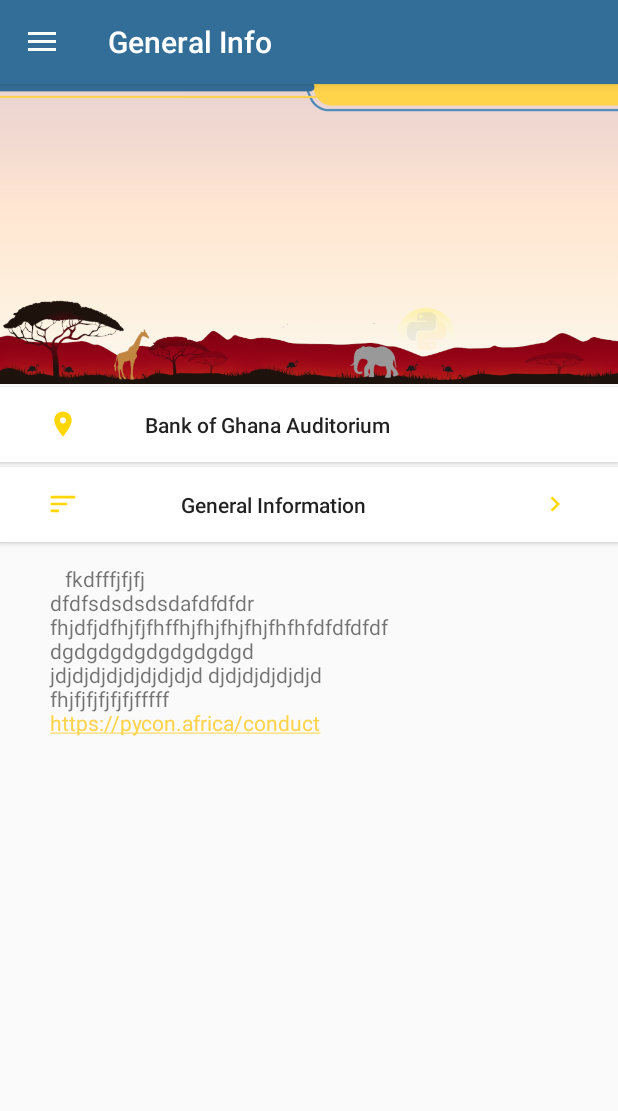
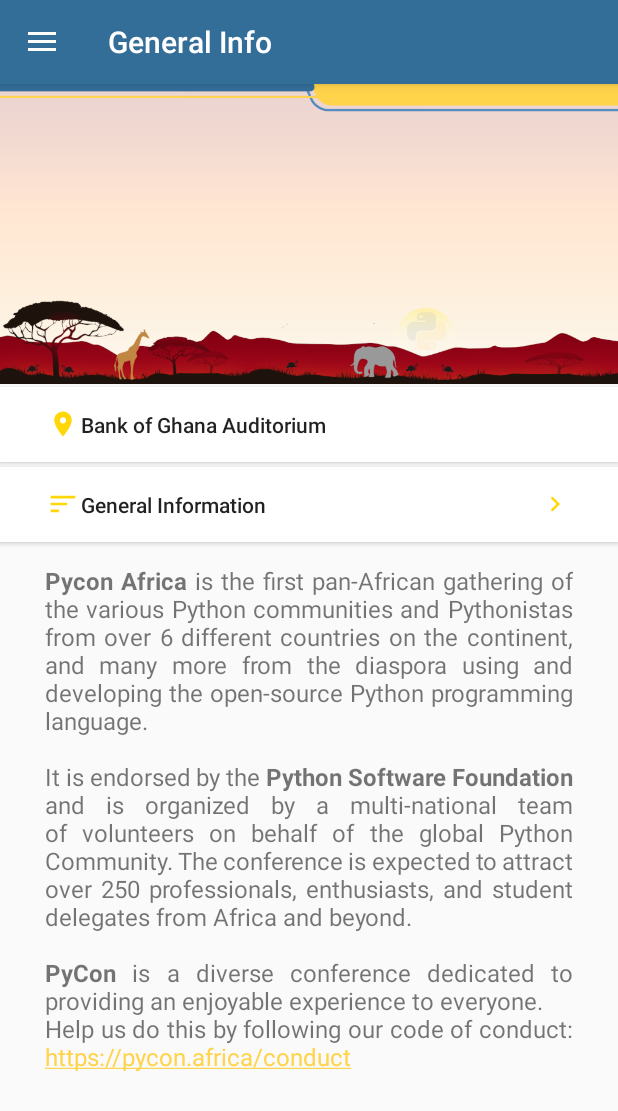
Before and after one commit to noahalorwu/pycon-africa-android, an Android app: the screen it shows after launch (Dashboard), on a phone screen of 412 x 824 dp. Shown: the top 1111 px of the screen. Run offline under Robolectric (Android 15) with nearby library versions, the phone set to English and light mode, and no system bars; our stand-ins replace data binding.

Commit message:
Fixed klint checks and added about the conference.

```diff
--- a/app/src/main/java/africa/pycon/pyconafrica/Dashboard.kt
+++ b/app/src/main/java/africa/pycon/pyconafrica/Dashboard.kt
@@ -97,7 +97,6 @@ class Dashboard : AppCompatActivity(), NavigationView.OnNavigationItemSelectedLi
             }
 
             R.id.nav_socialmedia -> {
-                supportActionBar?.title = "Social Media"
                 m.findItem(R.id.nav_generalinfo).isVisible = false
                 m.findItem(R.id.nav_schedules).isVisible = false
                 m.findItem(R.id.nav_sponsors).isVisible = false
--- a/app/src/main/res/layout/fragment_general_info.xml
+++ b/app/src/main/res/layout/fragment_general_info.xml
@@ -22,12 +22,6 @@
                 android:src="@drawable/bck"
 
         />
-    <!--<View android:layout_height="1dp"-->
-          <!--android:layout_width="match_parent"-->
-          <!--android:background="#FF5722"-->
-          <!--android:layout_marginBottom="10dp"-->
-          <!--android:layout_marginTop="201dp"-->
-          <!--android:id="@+id/separator2" />-->
         <Button
                 android:id="@+id/btn"
                 android:layout_width="fill_parent"
@@ -39,30 +33,31 @@
                 android:onClick="@{()->general.openMaps()}"
                 android:drawableStart="@drawable/mlocation"
                 android:paddingStart="30dp"
-            android:paddingEnd="110dp"
+                android:paddingEnd="30dp"
+                android:textAlignment="textStart"
+
         />
         <Button
                 android:layout_width="fill_parent"
                 android:layout_height="50dp"
                 android:layout_marginTop="255dp"
                 android:background="#FFFFFF"
-            android:text="                    General Information"
+                android:text="General Information"
                 android:onClick="@{()->general.showDialog()}"
                 android:textAllCaps="false"
-           android:textDirection="@+id/btn"
-            android:textAlignment="viewStart"
                 android:paddingStart="30dp"
                 android:paddingEnd="30dp"
                 android:drawableStart="@drawable/mmenu"
                 android:drawableEnd="@drawable/mforward"
+                android:textAlignment="textStart"
         />
         <TextView android:layout_width="match_parent"
-              android:layout_height="170dp"
+                  android:layout_height="500dp"
                   android:layout_marginTop="300dp"
-              android:text="\tfkdfffjfjfj\n dfdfsdsdsdsdafdfdfdr  \n fhjdfjdfhjfjfhffhjfhjfhjfhjfhfhfdfdfdfdf \n dgdgdgdgdgdgdgdgd
-\n jdjdjdjdjdjdjdjdjd
-djdjdjdjdjdjd\n fhjfjfjfjfjfjfffff\n https://pycon.africa/conduct"
+                  android:text="@string/about_conference"
+                  android:textSize="16sp"
                   android:paddingTop="20dp"
+                  android:justificationMode="inter_word"
                   android:paddingStart="30dp"
                   android:paddingEnd="30dp"
                   android:autoLink="web"
--- a/app/src/main/res/values/strings.xml
+++ b/app/src/main/res/values/strings.xml
@@ -31,5 +31,7 @@
     <string name="venueLocation">Bank of Ghana Auditorium</string>
     <string name="general_info_dialog_title">General Information</string>
     <string name="wifi_key">PyConAfrica2019</string>
+    <string name="about_conference"><b>Pycon Africa</b> is the first pan-African gathering of the various Python communities and Pythonistas from over 6 different countries on the continent, and many more from the diaspora using and developing the open-source Python programming language.\n\nIt is endorsed by the <b>Python Software Foundation</b> and is organized by a multi-national team of volunteers on behalf of the global Python Community. The conference is expected to attract over 250 professionals, enthusiasts, and student delegates from Africa and beyond.\n\n<b>PyCon</b> is a diverse conference dedicated to providing an enjoyable experience to everyone.\nHelp us do this by following our code of conduct: https://pycon.africa/conduct
+    </string>
 
 </resources>
```
Also changed, not shown: app/src/main/java/africa/pycon/pyconafrica/GeneralInfo.kt (+2 -6 lines), app/src/main/res/layout/general_info_dialog_layout.xml (+8 -6 lines). Lines whose indentation alone changed are shown as unchanged.
